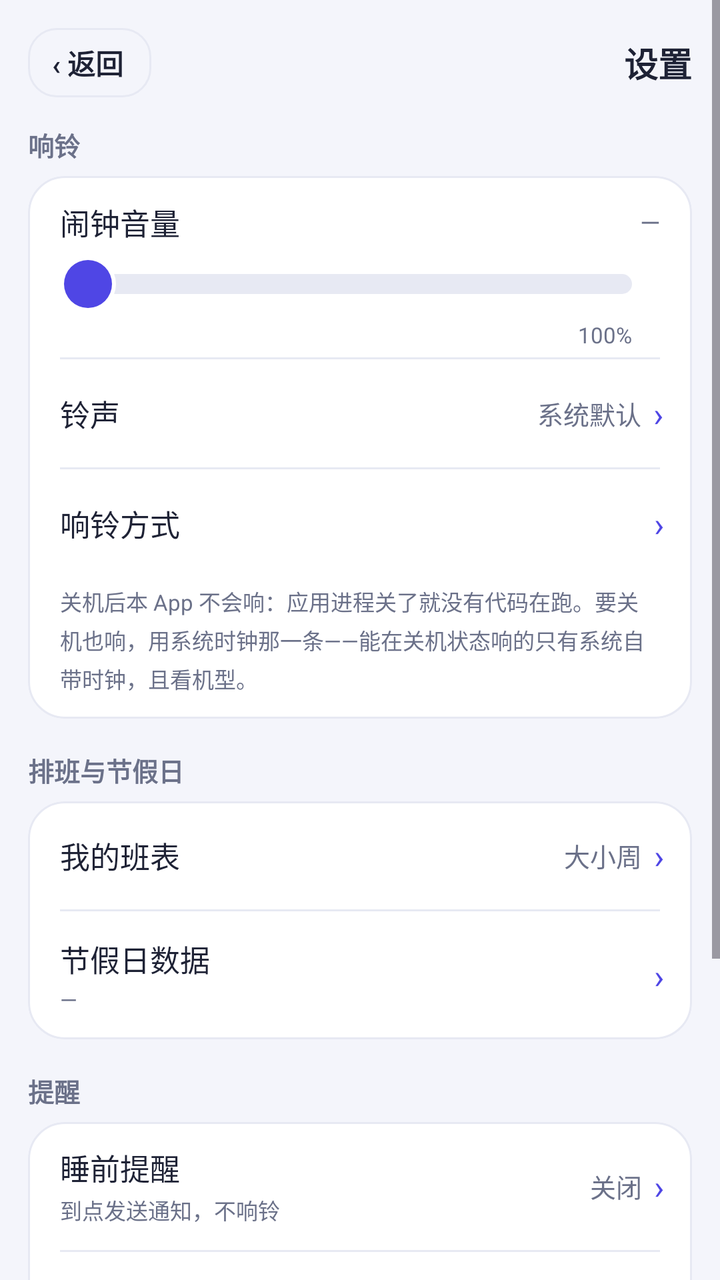
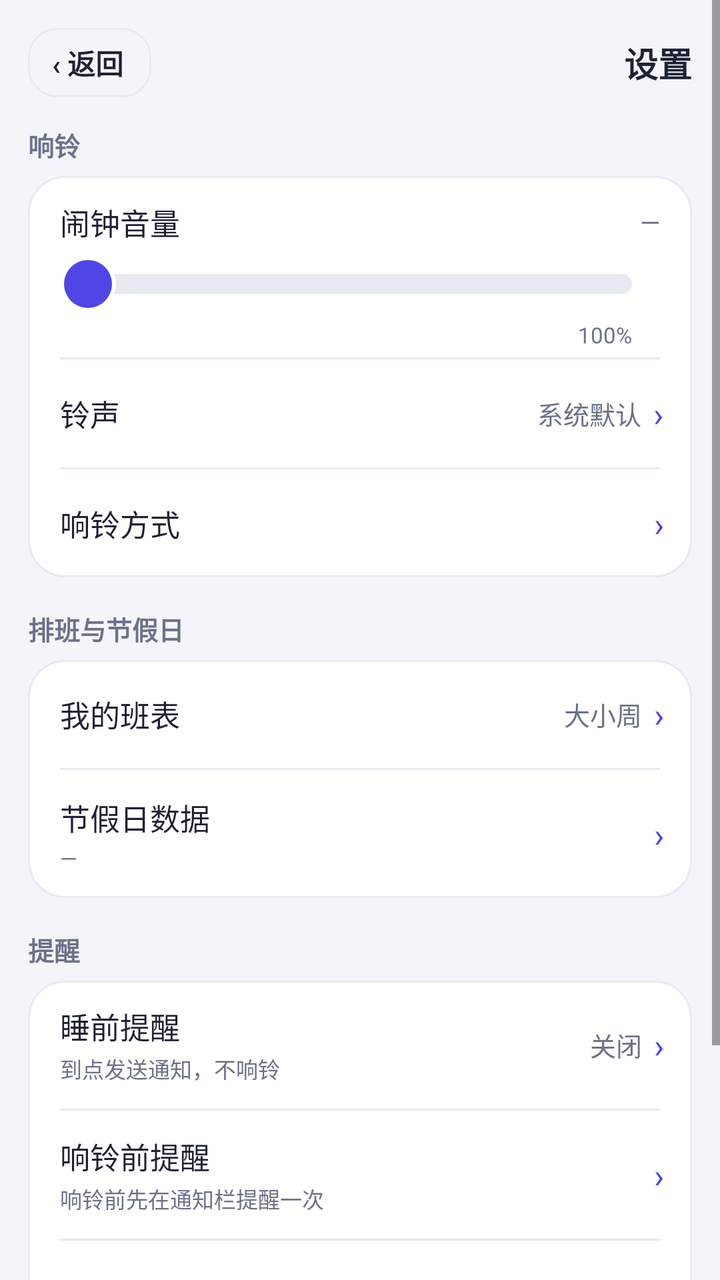

The first picture is an Android layout as it rendered before a commit; the second is the same layout after the commit. The layout source and the unified diff follow.
<!-- AndroidManifest.xml: application theme Theme.WeekdayAlarm -->
<!-- res/layout/activity_settings.xml -->
<?xml version="1.0" encoding="utf-8"?>
<ScrollView xmlns:android="http://schemas.android.com/apk/res/android"
    android:layout_width="match_parent"
    android:layout_height="match_parent"
    android:background="@color/bg"
    android:fitsSystemWindows="true">

    <LinearLayout
        android:layout_width="match_parent"
        android:layout_height="wrap_content"
        android:orientation="vertical"
        android:padding="14dp">

        
        <LinearLayout
            android:layout_width="match_parent"
            android:layout_height="wrap_content"
            android:layout_marginBottom="14dp"
            android:gravity="center_vertical"
            android:orientation="horizontal">

            <TextView
                android:id="@+id/btn_back"
                android:layout_width="wrap_content"
                android:layout_height="wrap_content"
                android:background="@drawable/bg_time_outline"
                android:clickable="true"
                android:focusable="true"
                android:paddingStart="@dimen/space_12"
                android:paddingEnd="14dp"
                android:paddingTop="7dp"
                android:paddingBottom="7dp"
                android:text="@string/button_back"
                android:textColor="@color/ink"
                android:textSize="14sp"
                android:textStyle="bold" />

            <TextView
                android:layout_width="0dp"
                android:layout_height="wrap_content"
                android:layout_weight="1"
                android:gravity="end"
                android:text="@string/settings_page_title"
                android:textColor="@color/ink"
                android:textSize="17sp"
                android:textStyle="bold" />
        </LinearLayout>

        
        <TextView
            style="@style/SectionTitle"
            android:layout_width="wrap_content"
            android:layout_height="wrap_content"
            android:layout_marginBottom="@dimen/space_6"
            android:text="@string/settings_section_alarm" />

        <LinearLayout
            android:layout_width="match_parent"
            android:layout_height="wrap_content"
            android:background="@drawable/bg_card"
            android:clipToOutline="true"
            android:orientation="vertical">

            
            <LinearLayout
                android:layout_width="match_parent"
                android:layout_height="wrap_content"
                android:orientation="vertical"
                android:paddingStart="@dimen/space_16"
                android:paddingTop="@dimen/space_12"
                android:paddingEnd="@dimen/space_16"
                android:paddingBottom="@dimen/space_4">

                <LinearLayout
                    android:layout_width="match_parent"
                    android:layout_height="wrap_content"
                    android:gravity="center_vertical"
                    android:orientation="horizontal">

                    <TextView
                        style="@style/SettingsTitle"
                        android:layout_width="0dp"
                        android:layout_height="wrap_content"
                        android:layout_weight="1"
                        android:text="@string/settings_volume_label" />

                    <TextView
                        android:id="@+id/tv_volume"
                        style="@style/SettingsValue"
                        android:layout_width="wrap_content"
                        android:layout_height="wrap_content"
                        android:text="@string/settings_volume_default" />
                </LinearLayout>

                
                <SeekBar
                    android:id="@+id/seek_volume_embed"
                    android:layout_width="match_parent"
                    android:layout_height="wrap_content"
                    android:layout_marginTop="@dimen/space_2"
                    android:minHeight="36dp"
                    android:paddingStart="14dp"
                    android:paddingEnd="14dp"
                    android:progressDrawable="@drawable/seek_track"
                    android:splitTrack="false"
                    android:thumb="@drawable/seek_thumb" />

                
                <LinearLayout
                    android:layout_width="match_parent"
                    android:layout_height="wrap_content"
                    android:orientation="horizontal"
                    android:paddingStart="14dp"
                    android:paddingEnd="14dp">

                    <TextView
                        android:id="@+id/tv_volume_floor"
                        android:layout_width="0dp"
                        android:layout_height="wrap_content"
                        android:layout_weight="1"
                        android:textColor="@color/sub"
                        android:textSize="11sp" />

                    <TextView
                        android:layout_width="wrap_content"
                        android:layout_height="wrap_content"
                        android:text="100%"
                        android:textColor="@color/sub"
                        android:textSize="11sp" />
                </LinearLayout>
            </LinearLayout>

            <View style="@style/SettingsDivider" />

                        <LinearLayout
                            android:id="@+id/row_ringtone"
                            android:layout_width="match_parent"
                            android:layout_height="wrap_content"
                            android:background="?attr/selectableItemBackground"
                            android:clickable="true"
                            android:focusable="true"
                            android:gravity="center_vertical"
                            android:minHeight="54dp"
                            android:orientation="horizontal"
                            android:paddingStart="@dimen/space_16"
                            android:paddingEnd="14dp">

                            <TextView
                                style="@style/SettingsTitle"
                                android:layout_width="0dp"
                                android:layout_height="wrap_content"
                                android:layout_weight="1"
                                android:text="@string/settings_ringtone_title" />

                            <TextView
                                android:id="@+id/tv_ringtone"
                                style="@style/SettingsValue"
                                android:layout_width="0dp"
                                android:layout_height="wrap_content"
                                android:layout_weight="0.9"
                                android:gravity="end"
                                android:text="@string/settings_ringtone_default" />

                            <TextView style="@style/SettingsChevron" />
                        </LinearLayout>

                        <View style="@style/SettingsDivider" />

            
            <LinearLayout
                android:id="@+id/row_more_ring"
                android:layout_width="match_parent"
                android:layout_height="wrap_content"
                android:background="?attr/selectableItemBackground"
                android:clickable="true"
                android:focusable="true"
                android:gravity="center_vertical"
                android:minHeight="54dp"
                android:orientation="horizontal"
                android:paddingStart="@dimen/space_16"
                android:paddingEnd="14dp">

                <TextView
                    style="@style/SettingsTitle"
                    android:layout_width="0dp"
                    android:layout_height="wrap_content"
                    android:layout_weight="1"
                    android:text="@string/settings_more_ring_title" />

                <TextView style="@style/SettingsChevron" />
            </LinearLayout>

            
            <TextView
                style="@style/SettingsSummary"
                android:layout_width="match_parent"
                android:layout_height="wrap_content"
                android:paddingStart="@dimen/space_16"
                android:paddingTop="@dimen/space_4"
                android:paddingEnd="@dimen/space_16"
                android:paddingBottom="@dimen/space_12"
                android:text="@string/settings_shutdown_tip" />
        </LinearLayout>

        <TextView
            style="@style/SectionTitle"
            android:layout_width="wrap_content"
            android:layout_height="wrap_content"
            android:layout_marginTop="@dimen/space_16"
            android:layout_marginBottom="@dimen/space_6"
            android:text="@string/settings_section_schedule" />

        <LinearLayout
            android:layout_width="match_parent"
            android:layout_height="wrap_content"
            android:background="@drawable/bg_card"
            android:clipToOutline="true"
            android:orientation="vertical">

                        <LinearLayout
                            android:id="@+id/row_week_mode"
                            android:layout_width="match_parent"
                            android:layout_height="wrap_content"
                            android:background="?attr/selectableItemBackground"
                            android:clickable="true"
                            android:focusable="true"
                            android:gravity="center_vertical"
                            android:minHeight="54dp"
                            android:orientation="horizontal"
                            android:paddingStart="@dimen/space_16"
                            android:paddingEnd="14dp">

                            <TextView
                                style="@style/SettingsTitle"
                                android:layout_width="0dp"
                                android:layout_height="wrap_content"
                                android:layout_weight="1"
                                android:text="@string/settings_week_mode_title" />

                            <TextView
                                android:id="@+id/tv_week_mode"
                                style="@style/SettingsValue"
                                android:layout_width="wrap_content"
                                android:layout_height="wrap_content"
                                android:text="@string/settings_week_mode_default" />

                            <TextView style="@style/SettingsChevron" />
                        </LinearLayout>

                        <View style="@style/SettingsDivider" />

                        <LinearLayout
                            android:id="@+id/row_holiday_data"
                            android:layout_width="match_parent"
                            android:layout_height="wrap_content"
                            android:background="?attr/selectableItemBackground"
                            android:clickable="true"
                            android:focusable="true"
                            android:gravity="center_vertical"
                            android:minHeight="64dp"
                            android:orientation="horizontal"
                            android:paddingStart="@dimen/space_16"
                            android:paddingEnd="14dp"
                            android:paddingTop="@dimen/space_10"
                            android:paddingBottom="@dimen/space_10">

                            <LinearLayout
                                android:layout_width="0dp"
                                android:layout_height="wrap_content"
                                android:layout_weight="1"
                                android:orientation="vertical">

                                <TextView
                                    style="@style/SettingsTitle"
                                    android:layout_width="wrap_content"
                                    android:layout_height="wrap_content"
                                    android:text="@string/settings_holiday_data_title" />

                                <TextView
                                    android:id="@+id/tv_holiday_data"
                                    style="@style/SettingsSummary"
                                    android:layout_width="wrap_content"
                                    android:layout_height="wrap_content"
                                    android:layout_marginTop="@dimen/space_2"
                                    android:text="@string/settings_holiday_data_default" />
                            </LinearLayout>

                            <TextView style="@style/SettingsChevron" />
                        </LinearLayout>
        </LinearLayout>

        
        <TextView
            style="@style/SectionTitle"
            android:layout_width="wrap_content"
            android:layout_height="wrap_content"
            android:layout_marginTop="@dimen/space_16"
            android:layout_marginBottom="@dimen/space_6"
            android:text="@string/settings_section_remind" />

        <LinearLayout
            android:layout_width="match_parent"
            android:layout_height="wrap_content"
            android:background="@drawable/bg_card"
            android:clipToOutline="true"
            android:orientation="vertical">

            
            <LinearLayout
                android:id="@+id/row_bedtime"
                android:layout_width="match_parent"
                android:layout_height="wrap_content"
                android:background="?attr/selectableItemBackground"
                android:clickable="true"
                android:focusable="true"
                android:gravity="center_vertical"
                android:minHeight="64dp"
                android:orientation="horizontal"
                android:paddingStart="@dimen/space_16"
                android:paddingTop="@dimen/space_10"
                android:paddingEnd="14dp"
                android:paddingBottom="@dimen/space_10">

                <LinearLayout
                    android:layout_width="0dp"
                    android:layout_height="wrap_content"
                    android:layout_weight="1"
                    android:orientation="vertical">

                    <TextView
                        style="@style/SettingsTitle"
                        android:layout_width="wrap_content"
                        android:layout_height="wrap_content"
                        android:text="@string/settings_bedtime_title" />

                    
                    <TextView
                        android:id="@+id/tv_bedtime"
                        style="@style/SettingsSummary"
                        android:layout_width="wrap_content"
                        android:layout_height="wrap_content"
                        android:layout_marginTop="@dimen/space_2"
                        android:text="@string/settings_bedtime_hint" />
                </LinearLayout>

                <TextView
                    android:id="@+id/tv_bedtime_value"
                    style="@style/SettingsValue"
                    android:layout_width="wrap_content"
                    android:layout_height="wrap_content"
                    android:text="@string/settings_bedtime_default" />

                <TextView style="@style/SettingsChevron" />
            </LinearLayout>

            <View style="@style/SettingsDivider" />

                        <LinearLayout
                            android:id="@+id/row_pre_notice"
                            android:layout_width="match_parent"
                            android:layout_height="wrap_content"
                            android:background="?attr/selectableItemBackground"
                            android:clickable="true"
                            android:focusable="true"
                            android:gravity="center_vertical"
                            android:minHeight="64dp"
                            android:orientation="horizontal"
                            android:paddingStart="@dimen/space_16"
                            android:paddingEnd="14dp"
                            android:paddingTop="@dimen/space_10"
                            android:paddingBottom="@dimen/space_10">

                            <LinearLayout
                                android:layout_width="0dp"
                                android:layout_height="wrap_content"
                                android:layout_weight="1"
                                android:orientation="vertical">

                                <TextView
                                    style="@style/SettingsTitle"
                                    android:layout_width="wrap_content"
                                    android:layout_height="wrap_content"
                                    android:text="@string/settings_pre_notice_title" />

                                <TextView
                                    android:id="@+id/tv_pre_notice"
                                    style="@style/SettingsSummary"
                                    android:layout_width="wrap_content"
                                    android:layout_height="wrap_content"
                                    android:layout_marginTop="@dimen/space_2"
                                    android:text="@string/settings_pre_notice_summary" />
                            </LinearLayout>

                            
                            <TextView
                                android:id="@+id/tv_pre_notice_value"
                                style="@style/SettingsValue"
                                android:layout_width="wrap_content"
                                android:layout_height="wrap_content" />

                            <TextView style="@style/SettingsChevron" />
                        </LinearLayout>

                        <View style="@style/SettingsDivider" />

                        
                        <LinearLayout
                            android:id="@+id/row_snooze"
                            android:layout_width="match_parent"
                            android:layout_height="wrap_content"
                            android:background="?attr/selectableItemBackground"
                            android:clickable="true"
                            android:focusable="true"
                            android:gravity="center_vertical"
                            android:minHeight="54dp"
                            android:orientation="horizontal"
                            android:paddingStart="@dimen/space_16"
                            android:paddingEnd="14dp">

                            <TextView
                                style="@style/SettingsTitle"
                                android:layout_width="0dp"
                                android:layout_height="wrap_content"
                                android:layout_weight="1"
                                android:text="@string/settings_snooze_title" />

                            <TextView
                                android:id="@+id/tv_snooze"
                                style="@style/SettingsValue"
                                android:layout_width="wrap_content"
                                android:layout_height="wrap_content"
                                android:text="@string/more_snooze_default" />

                            <TextView style="@style/SettingsChevron" />
                        </LinearLayout>
        </LinearLayout>

        
        <TextView
            style="@style/SectionTitle"
            android:layout_width="wrap_content"
            android:layout_height="wrap_content"
            android:layout_marginTop="@dimen/space_16"
            android:layout_marginBottom="@dimen/space_6"
            android:text="@string/settings_section_other" />

        <LinearLayout
            android:layout_width="match_parent"
            android:layout_height="wrap_content"
            android:background="@drawable/bg_card"
            android:clipToOutline="true"
            android:orientation="vertical">

            
            <LinearLayout
                android:id="@+id/row_more"
                android:layout_width="match_parent"
                android:layout_height="wrap_content"
                android:background="?attr/selectableItemBackground"
                android:clickable="true"
                android:focusable="true"
                android:gravity="center_vertical"
                android:minHeight="54dp"
                android:orientation="horizontal"
                android:paddingStart="@dimen/space_16"
                android:paddingEnd="14dp">

                <TextView
                    style="@style/SettingsTitle"
                    android:layout_width="0dp"
                    android:layout_height="wrap_content"
                    android:layout_weight="1"
                    android:text="@string/settings_more_title" />

                <TextView style="@style/SettingsChevron" />
            </LinearLayout>
        </LinearLayout>
    </LinearLayout>
</ScrollView>
<!-- resources referenced by this layout -->
<resources>
  <color name="bg">#F4F5FB</color>
  <color name="ink">#1E2235</color>
  <color name="sub">#6B7189</color>
  <dimen name="space_10">10dp</dimen>
  <dimen name="space_12">12dp</dimen>
  <dimen name="space_16">16dp</dimen>
  <dimen name="space_2">2dp</dimen>
  <dimen name="space_4">4dp</dimen>
  <dimen name="space_6">6dp</dimen>
  <!-- drawable bg_card (drawable) -->
  <?xml version="1.0" encoding="utf-8"?>
  <shape xmlns:android="http://schemas.android.com/apk/res/android"
      android:shape="rectangle">
      <solid android:color="@color/card" />
      <corners android:radius="@dimen/radius_card" />
      <stroke android:width="1dp" android:color="@color/line" />
  </shape>
  <string name="button_back">‹ 返回</string>
  <string name="more_snooze_default">5 分钟 × 3 次</string>
  <string name="settings_bedtime_default">关闭</string>
  <string name="settings_bedtime_hint">到点发送通知，不响铃</string>
  <string name="settings_bedtime_title">睡前提醒</string>
  <string name="settings_holiday_data_default">—</string>
  <string name="settings_holiday_data_title">节假日数据</string>
  <string name="settings_more_ring_title">响铃方式</string>
  <string name="settings_more_title">其他设置</string>
  <string name="settings_page_title">设置</string>
  <string name="settings_pre_notice_summary">响铃前先在通知栏提醒一次</string>
  <string name="settings_pre_notice_title">响铃前提醒</string>
  <string name="settings_ringtone_default">系统默认</string>
  <string name="settings_ringtone_title">铃声</string>
  <string name="settings_section_alarm">响铃</string>
  <string name="settings_section_other">更多</string>
  <string name="settings_section_remind">提醒</string>
  <string name="settings_section_schedule">排班与节假日</string>
  <string name="settings_shutdown_tip">关机后本 App 不会响：应用进程关了就没有代码在跑。要关机也响，用系统时钟那一条——能在关机状态响的只有系统自带时钟，且看机型。</string>
  <string name="settings_snooze_title">稍后提醒</string>
  <string name="settings_volume_default">—</string>
  <string name="settings_volume_label">闹钟音量</string>
  <string name="settings_week_mode_default">大小周</string>
  <string name="settings_week_mode_title">我的班表</string>
  <style name="SectionTitle">
          <item name="android:textColor">@color/sub</item>
          <item name="android:textSize">@dimen/font_body</item>
          <item name="android:textStyle">bold</item>
      </style>
  <style name="SettingsDivider">
          <item name="android:layout_width">match_parent</item>
          <item name="android:layout_height">1dp</item>
          <item name="android:layout_marginStart">@dimen/space_16</item>
          <item name="android:layout_marginEnd">@dimen/space_16</item>
          <item name="android:background">@color/line</item>
      </style>
  <style name="SettingsSummary">
          <item name="android:textColor">@color/sub</item>
          <item name="android:textSize">@dimen/font_caption</item>
          <item name="android:lineSpacingMultiplier">1.2</item>
      </style>
  <style name="SettingsTitle">
          <item name="android:textColor">@color/ink</item>
          <item name="android:textSize">@dimen/font_title</item>
      </style>
  <style name="SettingsValue">
          <item name="android:textColor">@color/sub</item>
          <item name="android:textSize">@dimen/font_body</item>
          <item name="android:maxLines">1</item>
          <item name="android:ellipsize">end</item>
      </style>
  <color name="card">#FFFFFF</color>
  <dimen name="radius_card">18dp</dimen>
  <color name="line">#E7E9F3</color>
  <dimen name="radius_row">14dp</dimen>
  <color name="indigo">#4F46E5</color>
  <dimen name="radius_chip">10dp</dimen>
  <dimen name="font_body">13sp</dimen>
  <dimen name="font_chevron">17sp</dimen>
  <dimen name="font_caption">11sp</dimen>
  <dimen name="font_title">15sp</dimen>
  <color name="indigo_dark">#4338CA</color>
  <color name="white">#FFFFFFFF</color>
  <!-- unchanged entries left out for length: 5 -->
</resources>

<!-- the commit's change to res/layout/activity_settings.xml (unified diff, before → after) -->
@@ -190,16 +190,6 @@
                 <TextView style="@style/SettingsChevron" />
             </LinearLayout>
 
-            
-            <TextView
-                style="@style/SettingsSummary"
-                android:layout_width="match_parent"
-                android:layout_height="wrap_content"
-                android:paddingStart="@dimen/space_16"
-                android:paddingTop="@dimen/space_4"
-                android:paddingEnd="@dimen/space_16"
-                android:paddingBottom="@dimen/space_12"
-                android:text="@string/settings_shutdown_tip" />
         </LinearLayout>
 
         <TextView
<!-- resource entries referenced after the edit -->
@@ -35,7 +35,6 @@
   <string name="settings_section_other">更多</string>
   <string name="settings_section_remind">提醒</string>
   <string name="settings_section_schedule">排班与节假日</string>
-  <string name="settings_shutdown_tip">关机后本 App 不会响：应用进程关了就没有代码在跑。要关机也响，用系统时钟那一条——能在关机状态响的只有系统自带时钟，且看机型。</string>
   <string name="settings_snooze_title">稍后提醒</string>
   <string name="settings_volume_default">—</string>
   <string name="settings_volume_label">闹钟音量</string>
